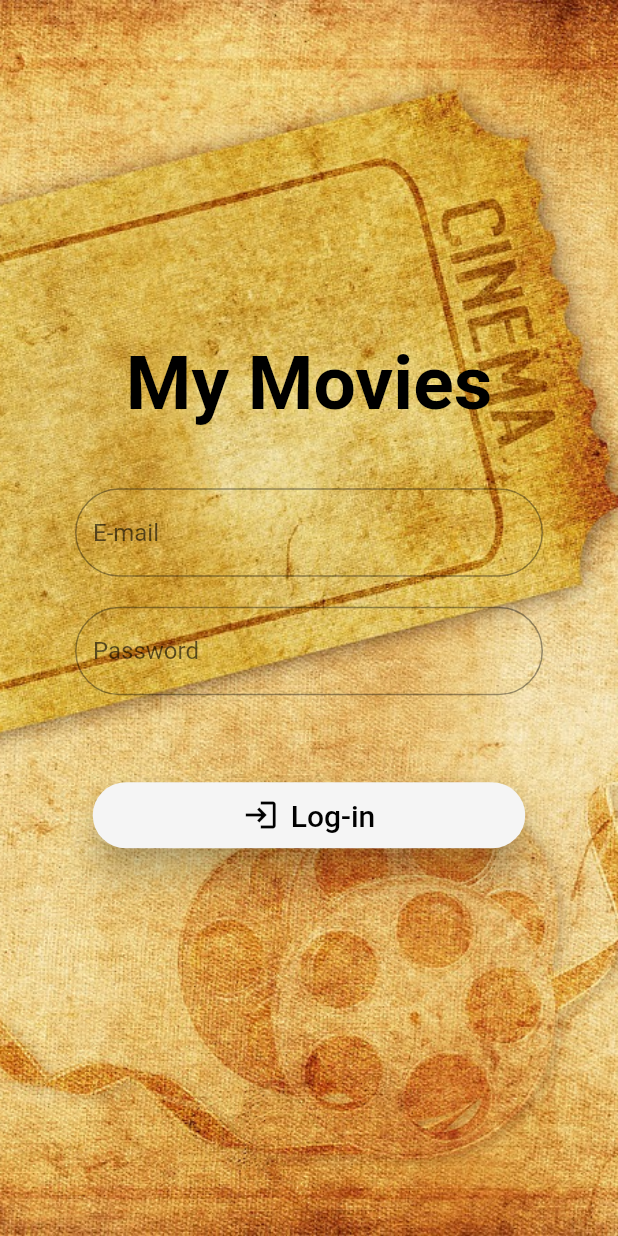
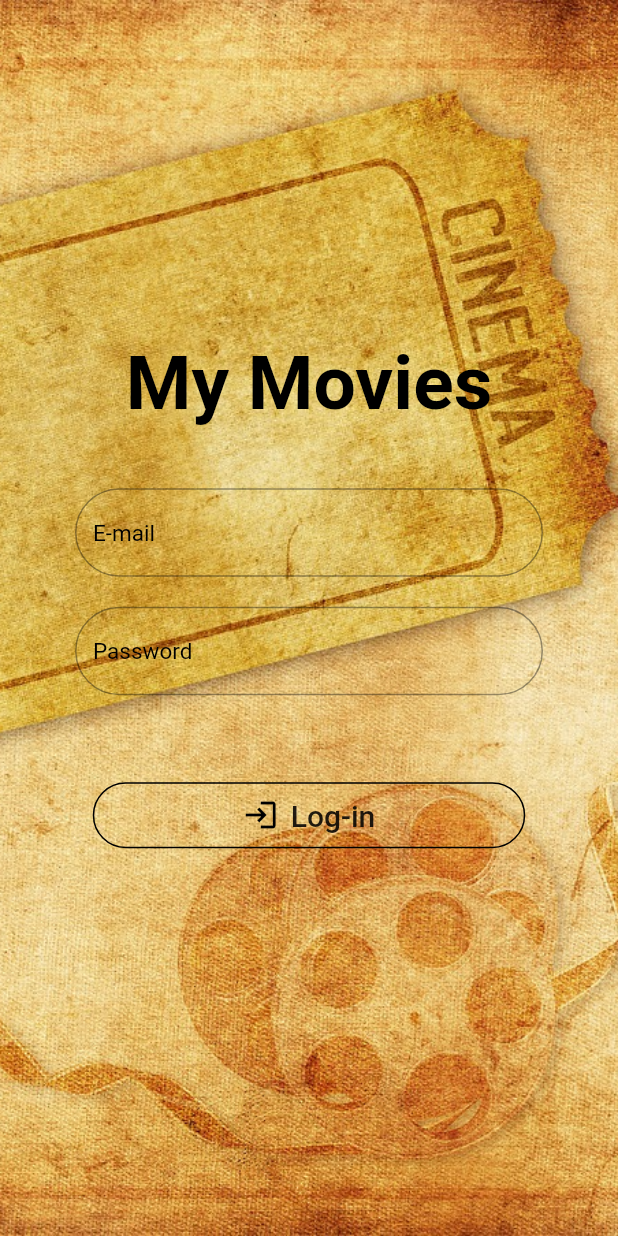
Before and after one commit to mlopez0/mymoviesApp, a Flutter app: the screen it shows after launch, on a phone screen of 412 x 824 dp. Run offline on Flutter 3.47's test engine with Material 2 defaults, Android fonts, the phone set to English and light mode, and no system bars.

```diff
--- a/lib/config.dart
+++ b/lib/config.dart
@@ -1,4 +1,3 @@
 String getApiKey() {
-  return 'd8bbf1ac3f8cf7cab0d4b6d6a1881999'; //PASTE YOUR KEY HERE
 //  return 'YOUR_TMDB_API_KEY';
 }
--- a/lib/loginScreen.dart
+++ b/lib/loginScreen.dart
@@ -14,9 +14,11 @@ class LoginScreen extends StatefulWidget {
 class _LoginScreenState extends State<LoginScreen> {
   bool _isLoading = false;
   bool _valid = true;
+  Color mainColor = Colors.black;
+
   var errorMsg;
-  final TextEditingController mailController = new TextEditingController();
-  final TextEditingController passwordController = new TextEditingController();
+  final TextEditingController mailController = TextEditingController();
+  final TextEditingController passwordController = TextEditingController();
   Credential userSave = Credential();
 
   @override
@@ -38,7 +40,7 @@ class _LoginScreenState extends State<LoginScreen> {
                       child: Text(
                         'My Movies',
                         style: TextStyle(
-                            color: Colors.black,
+                            color: mainColor,
                             fontWeight: FontWeight.bold,
                             fontSize: 50),
                       )),
@@ -53,6 +55,7 @@ class _LoginScreenState extends State<LoginScreen> {
                       controller: mailController,
                       decoration: InputDecoration(
                         hintText: "E-mail",
+                        hintStyle: TextStyle(fontSize: 15.0, color: mainColor),
                         border: OutlineInputBorder(
                             borderRadius: BorderRadius.circular(30.0)),
                       ),
@@ -66,6 +69,7 @@ class _LoginScreenState extends State<LoginScreen> {
                       obscureText: true,
                       decoration: InputDecoration(
                         hintText: "Password",
+                        hintStyle: TextStyle(fontSize: 15.0, color: mainColor),
                         border: OutlineInputBorder(
                             borderRadius: BorderRadius.circular(30.0)),
                       ),
@@ -86,16 +90,18 @@ class _LoginScreenState extends State<LoginScreen> {
                         left: 0.0, right: 0.0, top: 30.0, bottom: 0.0),
                   ),
                   RaisedButton.icon(
-                    elevation: 10.0,
-                    color: Colors.grey[100],
+                    elevation: 0.0,
+                    color: Colors.transparent,
                     icon: Icon(
                       Icons.login,
                       color: Colors.black,
                     ),
-                    shape: RoundedRectangleBorder(
+                    shape: OutlineInputBorder(
                         borderRadius: BorderRadius.circular(30.0)),
                     label: Text('Log-in',
-                        style: TextStyle(fontSize: 20, color: Colors.black)),
+                        style: TextStyle(
+                          fontSize: 20,
+                        )),
                     padding: EdgeInsets.only(
                         top: 10.0, bottom: 10.0, right: 100.0, left: 100.0),
                     onPressed: () {
@@ -117,9 +123,8 @@ class _LoginScreenState extends State<LoginScreen> {
   }
 
   signIn(String email, pass) async {
-    //SharedPreferences sharedPreferences = await SharedPreferences.getInstance();
-//    Map data = {'email': email, 'password': pass};
-    Map data = {'email': "eve.holt@reqres.in", 'password': "cityslicka"};
+    Map data = {'email': email, 'password': pass};
+//    Map data = {'email': "eve.holt@reqres.in", 'password': "cityslicka"};
     var jsonResponse = null;
     var response = await http.post("https://reqres.in/api/login", body: data);
     if (response.statusCode == 200) {
```
Also changed, not shown: lib/searchScreen.dart (+6 -4 lines).
